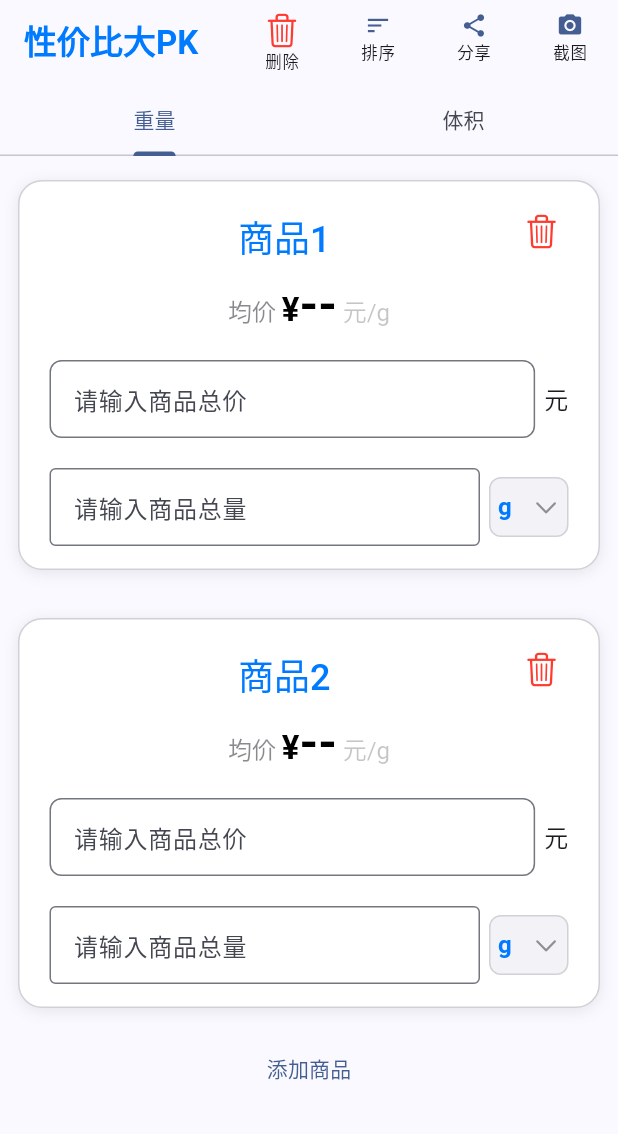
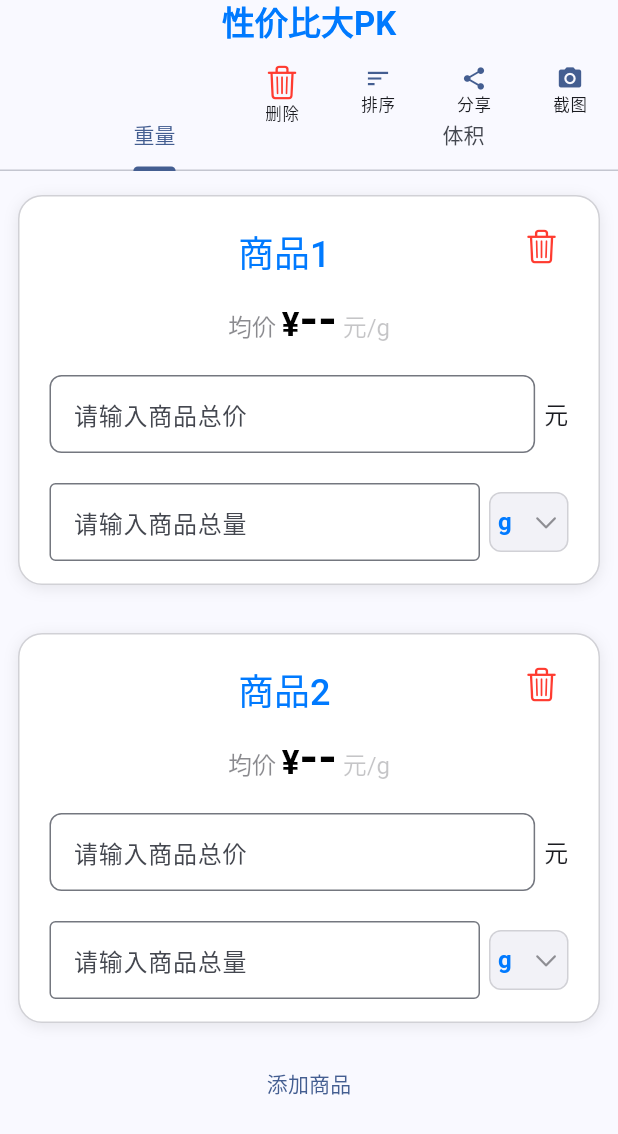
Before and after one commit to jixiaoyong/price_pk, a Flutter app: the screen it shows after launch, on a phone screen of 412 x 824 dp. Shown: the top 1134 px of the screen. Run offline on Flutter 3.47's test engine with Material 3 defaults, Android fonts, the phone set to English and light mode, and no system bars; our stand-ins replace get, qr_flutter, web; missing offline and left inert: dart:html, dart:js, dart:js_interop, lzstring.

Commit message:
feat: 优化主页面AppBar布局，增强删除和排序功能的UI，添加确认对话框

```diff
--- a/lib/main.dart
+++ b/lib/main.dart
@@ -67,12 +67,39 @@ class _MyHomePageState extends State<MyHomePage>
   Widget build(BuildContext context) {
     return Scaffold(
       appBar: AppBar(
-        title: Text(widget.title,
+        automaticallyImplyLeading: false,
+        toolbarHeight: 66,
+        flexibleSpace: SafeArea(
+          child: Stack(
+            children: [
+              Positioned(
+                left: 0,
+                right: 0,
+                child: Center(
+                  child: Padding(
+                    padding:
+                        const EdgeInsets.symmetric(horizontal: 56), // 预留两侧空间
+                    child: Text(
+                      widget.title,
                       style: Theme.of(context).textTheme.titleLarge?.copyWith(
                             fontWeight: FontWeight.w600,
                             color: CupertinoColors.activeBlue,
-                )),
-        actions: [
+                          ),
+                      overflow: TextOverflow.ellipsis,
+                      maxLines: 1,
+                    ),
+                  ),
+                ),
+              ),
+              Positioned(
+                right: 0,
+                top: 35,
+                bottom: 10,
+                child: SingleChildScrollView(
+                  scrollDirection: Axis.horizontal,
+                  child: Row(
+                    mainAxisSize: MainAxisSize.min,
+                    children: [
                       TextButton(
                           onPressed: () {
                             showCupertinoDialog(
@@ -91,7 +118,8 @@ class _MyHomePageState extends State<MyHomePage>
                                     CupertinoDialogAction(
                                       child: const Text("取消",
                                           style: TextStyle(
-                                  color: CupertinoColors.secondaryLabel)),
+                                              color: CupertinoColors
+                                                  .secondaryLabel)),
                                       onPressed: () {
                                         Navigator.pop(context);
                                       },
@@ -162,6 +190,12 @@ class _MyHomePageState extends State<MyHomePage>
                             ],
                           )),
                     ],
+                  ),
+                ),
+              ),
+            ],
+          ),
+        ),
         bottom: TabBar(
             controller: _tabController,
             tabs: logic.tabs.map((e) => Tab(text: e.name)).toList()),
@@ -191,8 +225,10 @@ class _MyHomePageState extends State<MyHomePage>
                                   WidgetsBinding.instance
                                       .addPostFrameCallback((_) {
                                     _scrollController.animateTo(
-                                      _scrollController.position.maxScrollExtent,
-                                      duration: const Duration(milliseconds: 300),
+                                      _scrollController
+                                          .position.maxScrollExtent,
+                                      duration:
+                                          const Duration(milliseconds: 300),
                                       curve: Curves.easeInOut,
                                     );
                                   });
```
Lines whose indentation alone changed are shown as unchanged.
